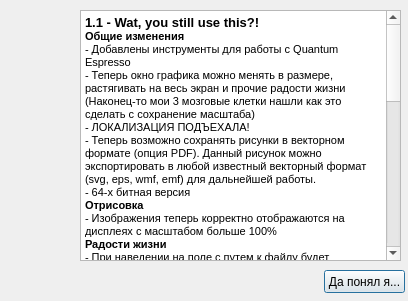
Before: the Qt Designer form ui/changelog.ui in small23/QGraphViewer, drawn with Qt 5.
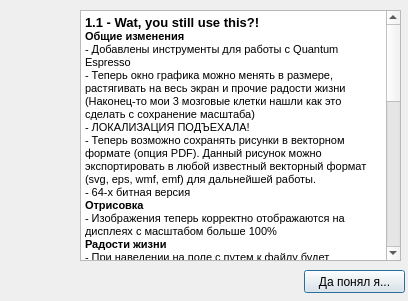
After: the same form once the commit is applied.

Patch:
```diff
--- a/ui/changelog.ui
+++ b/ui/changelog.ui
@@ -28,12 +28,17 @@
   <widget class="QPushButton" name="pushButton">
    <property name="geometry">
     <rect>
-     <x>324</x>
+     <x>304</x>
      <y>270</y>
-     <width>81</width>
+     <width>101</width>
      <height>23</height>
     </rect>
    </property>
+   <property name="font">
+    <font>
+     <pointsize>9</pointsize>
+    </font>
+   </property>
    <property name="text">
     <string>Да понял я...</string>
    </property>
@@ -96,7 +101,7 @@
     <rect>
      <x>10</x>
      <y>10</y>
-     <width>71</width>
+     <width>61</width>
      <height>61</height>
     </rect>
    </property>
```
